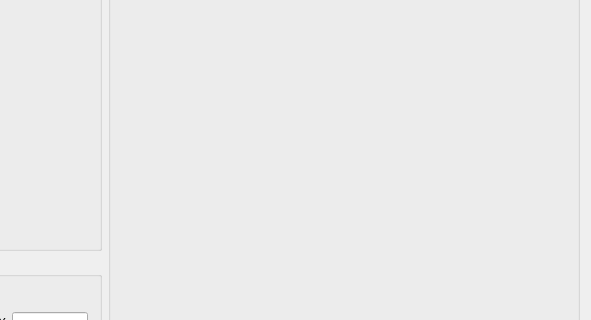
The window that EMMA/EMMA/emma.ui (HuiTingChang/Entwicklung-eines-mobilen-markerlosen-Bewegungsanalysesystems) describes before a commit, drawn with Qt 5; both pictures show x 409 to 1000 and y 191 to 511 of the 1000 by 714 pixel window.
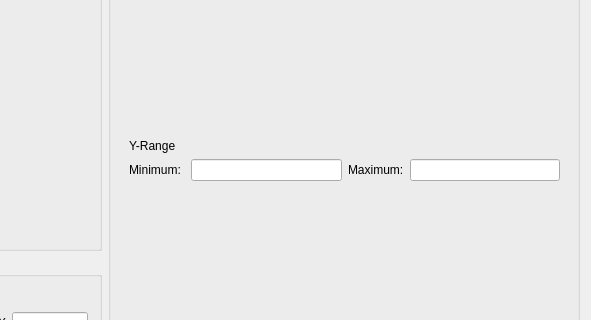
The same window after the commit. Custom widgets are drawn as their Qt base class.

Commit message: plot erweitert

Diff of the .ui file:
```diff
--- a/EMMA/EMMA/emma.ui
+++ b/EMMA/EMMA/emma.ui
@@ -560,15 +560,18 @@
      <property name="title">
       <string>Plot</string>
      </property>
-     <widget class="QCustomPlot" name="customPlot" native="true">
+     <widget class="QWidget" name="layoutWidget">
       <property name="geometry">
        <rect>
         <x>10</x>
         <y>23</y>
-        <width>452</width>
-        <height>330</height>
+        <width>453</width>
+        <height>320</height>
        </rect>
       </property>
+      <layout class="QVBoxLayout" name="verticalLayout_6">
+       <item>
+        <widget class="QCustomPlot" name="customPlot" native="true">
       <property name="sizePolicy">
        <sizepolicy hsizetype="Expanding" vsizetype="Expanding">
         <horstretch>0</horstretch>
@@ -587,6 +590,40 @@
         <height>330</height>
        </size>
       </property>
+        </widget>
+       </item>
+       <item>
+        <widget class="QLabel" name="label_15">
+         <property name="text">
+          <string>Y-Range</string>
+         </property>
+        </widget>
+       </item>
+       <item>
+        <layout class="QHBoxLayout" name="horizontalLayout_13">
+         <item>
+          <widget class="QLabel" name="label_13">
+           <property name="text">
+            <string>Minimum: </string>
+           </property>
+          </widget>
+         </item>
+         <item>
+          <widget class="QLineEdit" name="Y_Min"/>
+         </item>
+         <item>
+          <widget class="QLabel" name="label_14">
+           <property name="text">
+            <string>Maximum:</string>
+           </property>
+          </widget>
+         </item>
+         <item>
+          <widget class="QLineEdit" name="Y_Max"/>
+         </item>
+        </layout>
+       </item>
+      </layout>
      </widget>
     </widget>
    </item>
```
Lines whose indentation alone changed are shown as unchanged. The commit also changes 3 other files.
